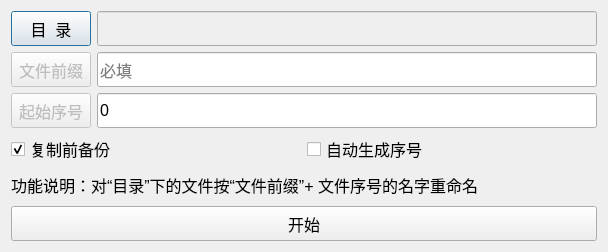
Old version of the form qt_project/edit/filerenamedlg.ui in the repository RockyChing/qt_play.
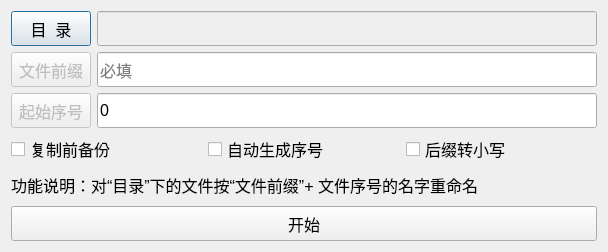
New version of the form.

Commit message: Dev V1.14.1 Add postfix to lower

```diff
--- a/qt_project/edit/filerenamedlg.ui
+++ b/qt_project/edit/filerenamedlg.ui
@@ -13,8 +13,8 @@
   <property name="windowTitle">
    <string>文件重命名</string>
   </property>
-  <layout class="QVBoxLayout" name="verticalLayout">
-   <item>
+  <layout class="QGridLayout" name="gridLayout">
+   <item row="0" column="0">
     <layout class="QHBoxLayout" name="horizontalLayout">
      <item>
       <widget class="QPushButton" name="btnDirOpen">
@@ -54,7 +54,7 @@
      </item>
     </layout>
    </item>
-   <item>
+   <item row="1" column="0">
     <layout class="QHBoxLayout" name="horizontalLayout_3">
      <item>
       <widget class="QPushButton" name="btnFilePrefix">
@@ -100,7 +100,7 @@
      </item>
     </layout>
    </item>
-   <item>
+   <item row="2" column="0">
     <layout class="QHBoxLayout" name="horizontalLayout_4">
      <item>
       <widget class="QPushButton" name="btnSeq">
@@ -149,7 +149,7 @@
      </item>
     </layout>
    </item>
-   <item>
+   <item row="3" column="0">
     <layout class="QHBoxLayout" name="horizontalLayout_2">
      <item>
       <widget class="QCheckBox" name="checkBoxBackup">
@@ -162,7 +162,7 @@
         <string>复制前备份</string>
        </property>
        <property name="checked">
-        <bool>true</bool>
+        <bool>false</bool>
        </property>
       </widget>
      </item>
@@ -181,9 +181,24 @@
        </property>
       </widget>
      </item>
+     <item>
+      <widget class="QCheckBox" name="checkPostfixLow">
+       <property name="font">
+        <font>
+         <pointsize>12</pointsize>
+        </font>
+       </property>
+       <property name="text">
+        <string>后缀转小写</string>
+       </property>
+       <property name="checked">
+        <bool>false</bool>
+       </property>
+      </widget>
+     </item>
     </layout>
    </item>
-   <item>
+   <item row="4" column="0">
     <widget class="QLabel" name="label">
      <property name="font">
       <font>
@@ -195,7 +210,7 @@
      </property>
     </widget>
    </item>
-   <item>
+   <item row="5" column="0">
     <widget class="QPushButton" name="btnRename">
      <property name="minimumSize">
       <size>
```
The commit also changes 3 other files.
